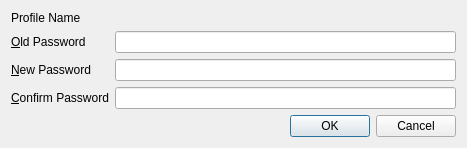
KDE/akonadi-exchange, file ui/changepassworddialog.ui: the form before one commit.
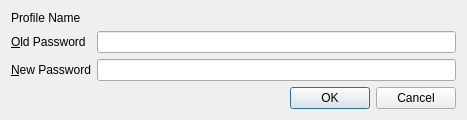
The form after the commit.

Commit message: 1. We don't need confirmation passwords. 2. Use loops around dialogs instead.

Patch:
```diff
--- a/ui/changepassworddialog.ui
+++ b/ui/changepassworddialog.ui
@@ -7,7 +7,7 @@
     <x>0</x>
     <y>0</y>
     <width>467</width>
-    <height>141</height>
+    <height>112</height>
    </rect>
   </property>
   <property name="windowTitle">
@@ -61,24 +61,7 @@
      </property>
     </widget>
    </item>
-   <item row="3" column="0">
-    <widget class="QLabel" name="label_6">
-     <property name="text">
-      <string>&amp;Confirm Password</string>
-     </property>
-     <property name="buddy">
-      <cstring>leConfirmPassword</cstring>
-     </property>
-    </widget>
-   </item>
-   <item row="3" column="1">
-    <widget class="QLineEdit" name="leConfirmPassword">
-     <property name="echoMode">
-      <enum>QLineEdit::Password</enum>
-     </property>
-    </widget>
-   </item>
-   <item row="4" column="0" colspan="2">
+   <item row="3" column="0" colspan="2">
     <widget class="QDialogButtonBox" name="buttonBox">
      <property name="orientation">
       <enum>Qt::Horizontal</enum>
```
Left out of the diff: 1 changed line with no effect on the pictures. The commit also changes 5 other files.
